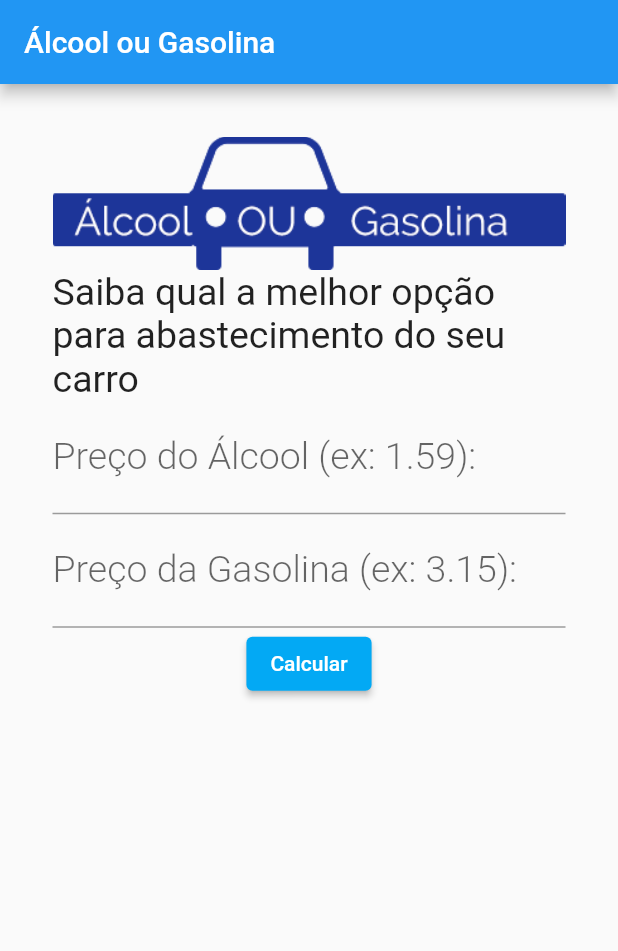
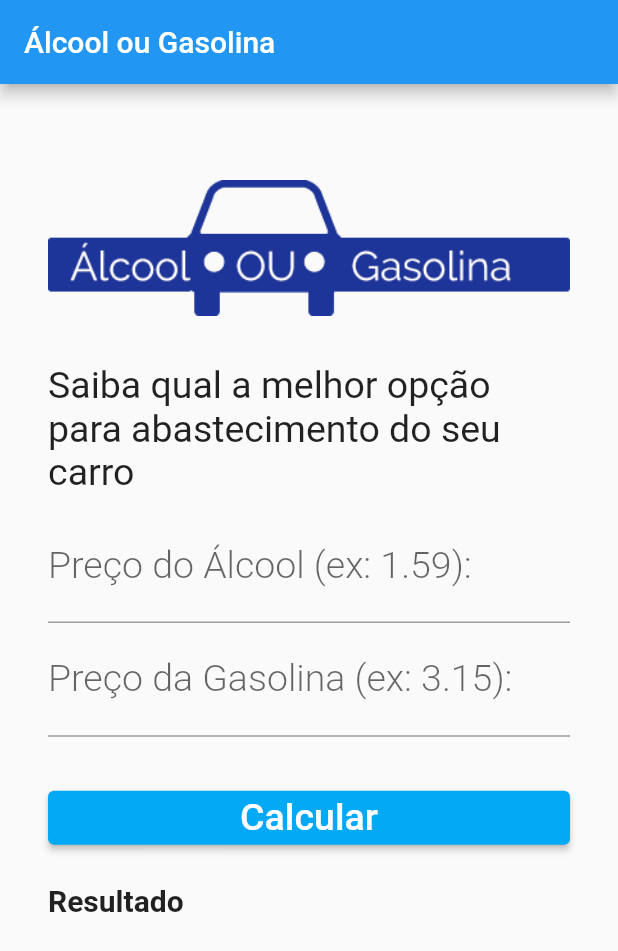
Before and after one commit to peudias/alcool_ou_gasolina, a Flutter app: the screen it shows after launch, on a phone screen of 412 x 824 dp. Shown: the top 951 px of the screen. Run offline on Flutter 3.47's test engine with Material 2 defaults, Android fonts, the phone set to English and light mode, and no system bars.

Commit message:
Update AlcoolOUGasolina.dart

```diff
--- a/lib/AlcoolOUGasolina.dart
+++ b/lib/AlcoolOUGasolina.dart
@@ -8,6 +8,10 @@ class AlcoolOUGasolina extends StatefulWidget {
 }
 
 class _AlcoolOUGasolinaState extends State<AlcoolOUGasolina> {
+
+  TextEditingController _controllerAlcool = TextEditingController();
+  TextEditingController _controllerGasolina = TextEditingController();
+
   @override
   Widget build(BuildContext context) {
     return Scaffold(
@@ -17,27 +21,37 @@ class _AlcoolOUGasolinaState extends State<AlcoolOUGasolina> {
       ),
 
       body: Container(
+        child: SingleChildScrollView(
+          padding: EdgeInsets.all(32),
           child: Column(
-          children: <Widget>[
-            Padding(
-              padding: EdgeInsets.all(35),
-              child: Column(
+            crossAxisAlignment: CrossAxisAlignment.stretch,
             children: <Widget>[
 
-                  Image.asset(
+
+              //imagem
+              Padding(
+                padding: EdgeInsets.only(top: 32, bottom: 32),
+                child: Image.asset(
                   "images/logo.png",
                   alignment: Alignment.center,
                   width: 350,
                 ),
+              ),
 
-                  Text(
+
+              //texto
+              Padding(
+                padding: EdgeInsets.only(bottom: 10),
+                child: Text(
                   "Saiba qual a melhor opção para abastecimento do seu carro",
                   style: TextStyle(
                     fontSize: 25,
                   ),
                 ),
+              ),
 
 
+              //alcool
               TextField(
                 keyboardType: TextInputType.number,
                 decoration: InputDecoration(
@@ -48,9 +62,11 @@ class _AlcoolOUGasolinaState extends State<AlcoolOUGasolina> {
                   fontSize: 25,
                   color: Colors.blue,
                 ),
+                controller: _controllerAlcool,
               ),
 
 
+              //gasolina
               TextField(
                 keyboardType: TextInputType.number,
                 decoration: InputDecoration(
@@ -61,18 +77,37 @@ class _AlcoolOUGasolinaState extends State<AlcoolOUGasolina> {
                   fontSize: 25,
                   color: Colors.blue,
                 ),
+                controller: _controllerGasolina,
               ),
 
 
-                  ElevatedButton(
+              //botão
+              Padding(
+                padding: EdgeInsets.only(top: 30),
+                child: ElevatedButton(
                   onPressed: (){},
-                    child: Text("Calcular"),
+                  child: Text(
+                    "Calcular",
+                    style: TextStyle(
+                      fontSize: 25,
+                    ),
+                  ),
                   style: ElevatedButton.styleFrom(
                     backgroundColor: Colors.lightBlue,
                   ),
                 ),
+              ),
 
-                ],
+
+              //resultado
+              Padding(
+                padding: EdgeInsets.only(top: 20),
+                child: Text(
+                  "Resultado",
+                  style: TextStyle(
+                    fontWeight: FontWeight.bold,
+                    fontSize: 20,
+                  ),
                 ),
               ),
 
@@ -80,6 +115,7 @@ class _AlcoolOUGasolinaState extends State<AlcoolOUGasolina> {
             ],
           ),
         ),
+      ),
     );
   }
 }
```
Lines whose indentation alone changed are shown as unchanged.
